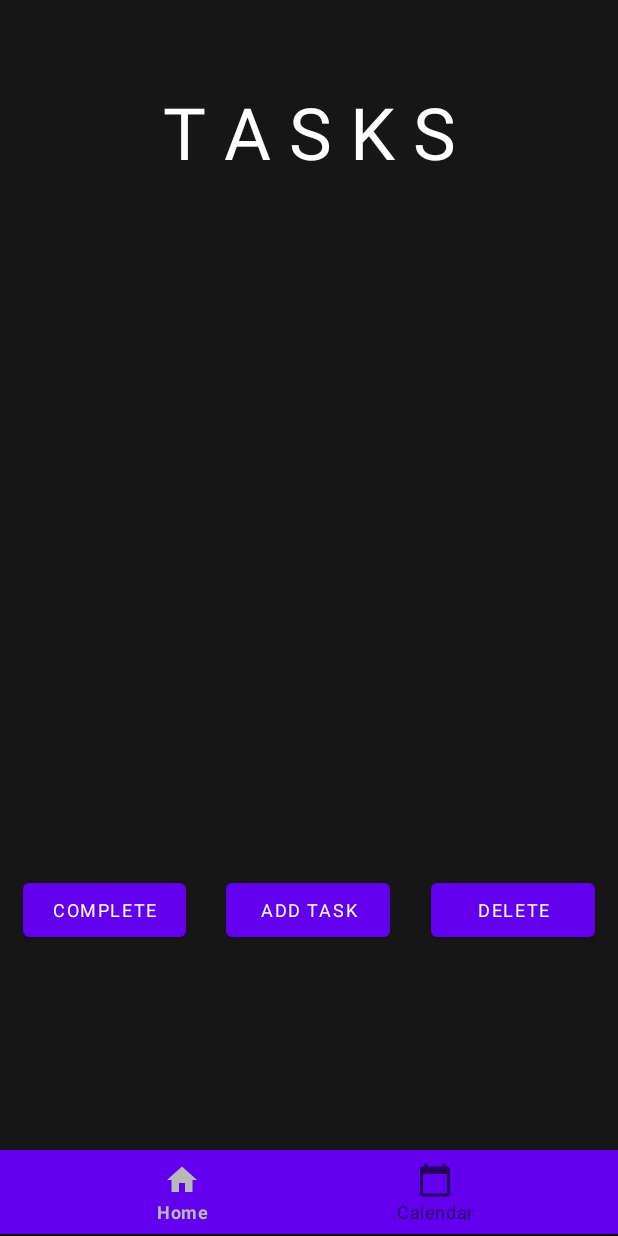
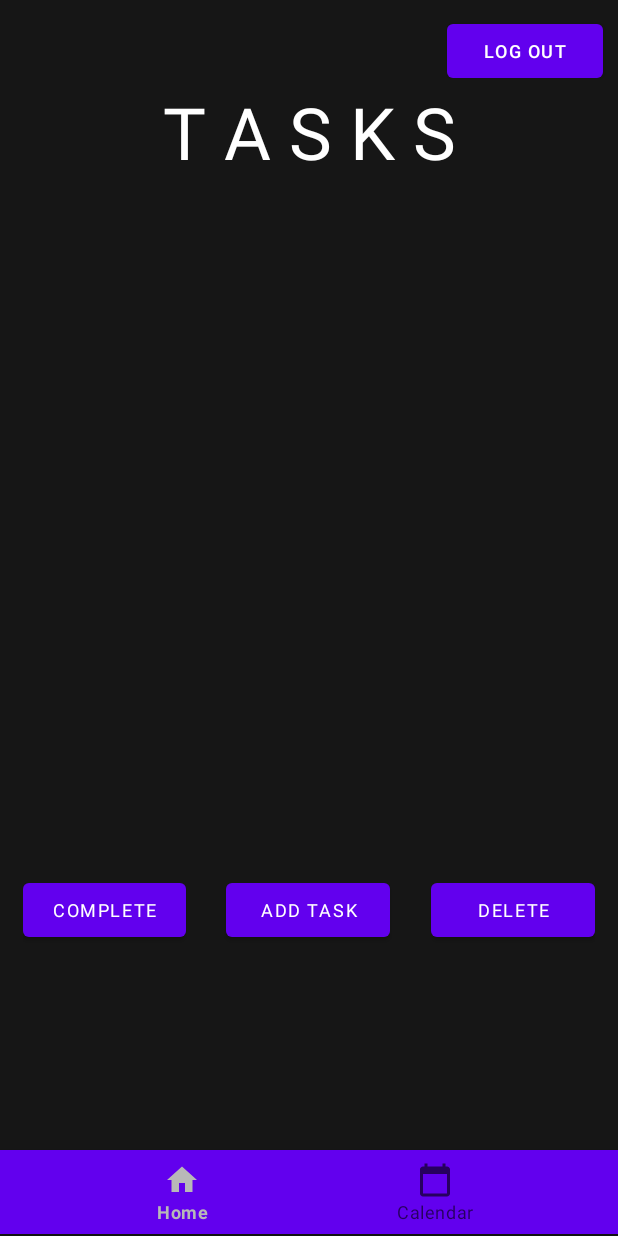
Before and after one commit to HaydenK2/FinalAndroidAppProject, an Android app: the DisplayTasksActivity screen opened directly, with no data from a screen before it, on a phone screen of 412 x 824 dp. Run offline under Robolectric (Android 15) with nearby library versions, the phone set to English and light mode, and no system bars; our stand-ins replace Firebase (no records; nobody signed in at launch, a user with empty details on screens opened directly); Roboto replaces fonts that are not available here; 1 statement that could not run was skipped.

Commit message:
log out button init

```diff
--- a/app/src/main/res/layout/activity_display_tasks.xml
+++ b/app/src/main/res/layout/activity_display_tasks.xml
@@ -95,4 +95,16 @@
         android:layout_alignParentBottom="true"
         android:layout_marginBottom="1dp"
         app:menu="@menu/bottom_navigation" />
+
+    <Button
+        android:id="@+id/button5"
+        android:layout_width="104dp"
+        android:layout_height="wrap_content"
+        android:layout_alignParentTop="true"
+        android:layout_alignParentEnd="true"
+        android:layout_marginTop="10dp"
+        android:layout_marginEnd="10dp"
+        android:text="Log Out"
+        android:textSize="12sp"
+        app:backgroundTint="@color/purple" />
 </RelativeLayout>
```
